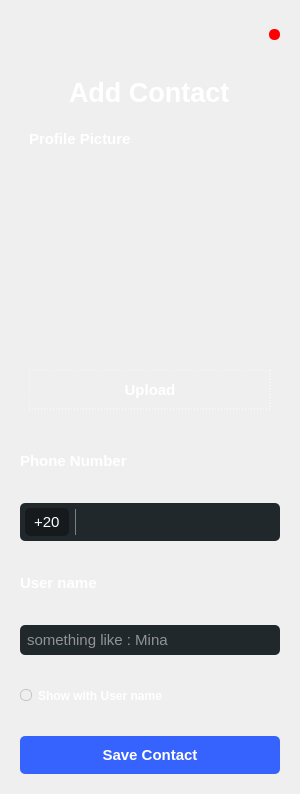
The window that addcontact.ui (MarkoSami/ChatVibes) describes before a commit, drawn with Qt 5.
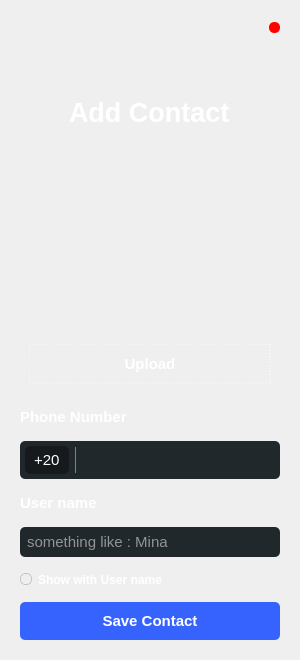
The same window after the commit. Icons and pictures are not drawn.

What changed in the file:
```diff
--- a/addcontact.ui
+++ b/addcontact.ui
@@ -7,13 +7,19 @@
     <x>0</x>
     <y>0</y>
     <width>300</width>
-    <height>794</height>
+    <height>660</height>
    </rect>
   </property>
+  <property name="minimumSize">
+   <size>
+    <width>300</width>
+    <height>660</height>
+   </size>
+  </property>
   <property name="maximumSize">
    <size>
     <width>300</width>
-    <height>16777215</height>
+    <height>660</height>
    </size>
   </property>
   <property name="windowTitle">
@@ -27,14 +33,20 @@
   </property>
   <layout class="QVBoxLayout" name="verticalLayout">
    <property name="spacing">
-    <number>0</number>
+    <number>10</number>
    </property>
-   <item>
+   <item alignment="Qt::AlignTop">
     <widget class="QGroupBox" name="horizontalGroupBox_2">
+     <property name="sizePolicy">
+      <sizepolicy hsizetype="Preferred" vsizetype="Preferred">
+       <horstretch>0</horstretch>
+       <verstretch>0</verstretch>
+      </sizepolicy>
+     </property>
      <property name="minimumSize">
       <size>
        <width>0</width>
-       <height>20</height>
+       <height>33</height>
       </size>
      </property>
      <property name="styleSheet">
@@ -77,7 +89,7 @@
     <widget class="QWidget" name="widget" native="true">
      <layout class="QVBoxLayout" name="verticalLayout_9">
       <property name="spacing">
-       <number>33</number>
+       <number>15</number>
       </property>
       <item alignment="Qt::AlignTop">
        <widget class="QGroupBox" name="verticalGroupBox">
@@ -123,18 +135,6 @@
             <property name="bottomMargin">
              <number>0</number>
             </property>
-            <item>
-             <widget class="QLabel" name="label_12">
-              <property name="styleSheet">
-               <string notr="true">color:white ; 
-font-size : 15px; 
-font-weight:bold ; </string>
-              </property>
-              <property name="text">
-               <string>Profile Picture</string>
-              </property>
-             </widget>
-            </item>
             <item alignment="Qt::AlignHCenter">
              <widget class="QLabel" name="profileIMGLB">
               <property name="sizePolicy">
```
